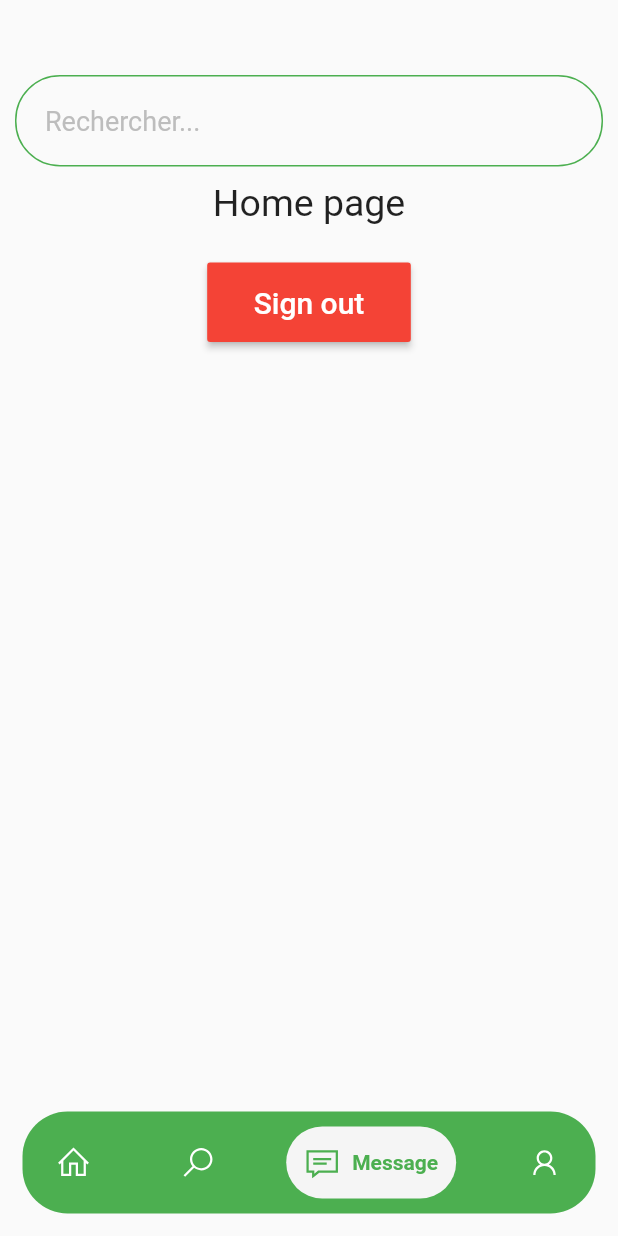
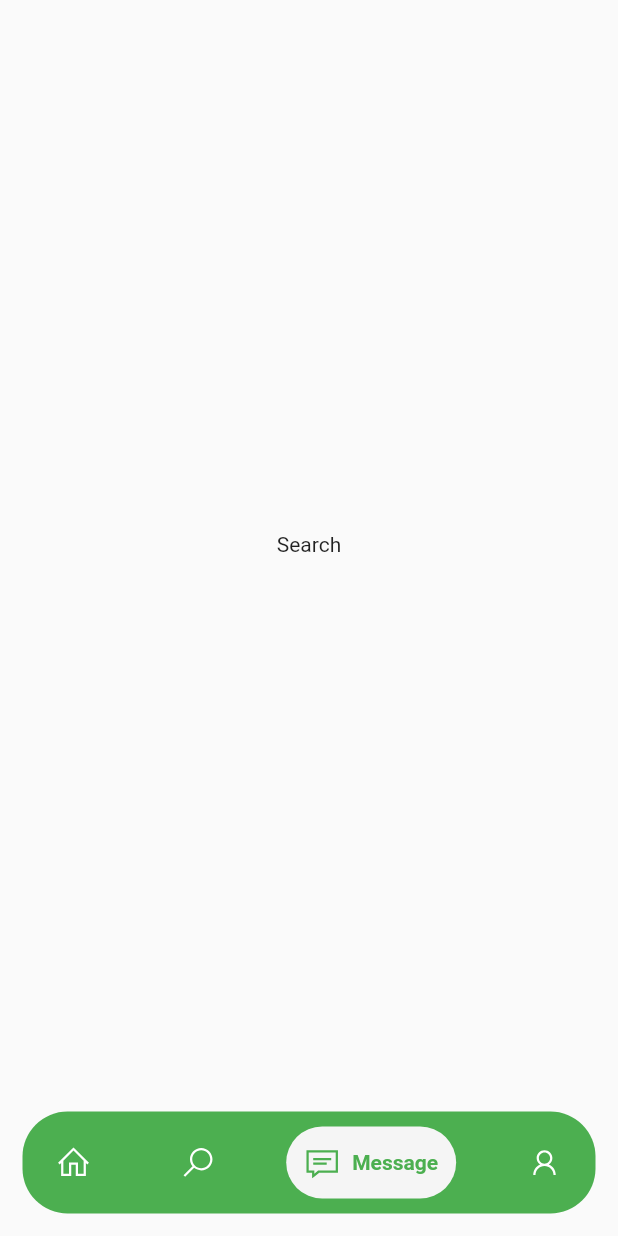
Before and after one commit to devsourcenathan/health_care, a Flutter app: the HomePage screen opened directly, item 3 of the bottom bar chosen, on a phone screen of 412 x 824 dp. Run offline on Flutter 3.47's test engine with Material 2 defaults, Android fonts, the phone set to English and light mode, and no system bars; drawn by our look-alikes of google_nav_bar; our stand-ins replace cloud_firestore, firebase_auth, firebase_core, line_icons, shared_preferences, smooth_page_indicator; accounts and stored records are empty.

Commit message:
update navigation system

```diff
--- a/lib/screens/home/home_page.dart
+++ b/lib/screens/home/home_page.dart
@@ -2,6 +2,8 @@ import 'package:firebase_auth/firebase_auth.dart';
 import 'package:flutter/material.dart';
 import 'package:google_nav_bar/google_nav_bar.dart';
 import 'package:line_icons/line_icons.dart';
+import 'package:medical_project/screens/profile/profile_screen.dart';
+import 'package:medical_project/screens/search/search_screen.dart';
 import 'package:medical_project/utils/color.dart';
 import 'package:medical_project/widgets/my_bottom_navigation_bar.dart';
 import 'package:medical_project/widgets/my_search_bar.dart';
@@ -15,45 +17,31 @@ class HomePage extends StatefulWidget {
 
 class _HomePageState extends State<HomePage> {
   final searchController = TextEditingController();
+  int _selectedIndex = 0;
+
+  static const List<Widget> _widgetOptions = <Widget>[
+    Text(
+      'Home',
+    ),
+    SearchScreen(),
+    Text(
+      'Search',
+    ),
+    ProfileScreen()
+  ];
 
   @override
   Widget build(BuildContext context) {
+    void onTap(index) {
+      setState(() {
+        _selectedIndex = index;
+      });
+    }
+
     return Scaffold(
-      bottomNavigationBar: const MyBottomNavigationBar(),
-      body: Center(
-        child: Column(
-          children: [
-            Column(
-              children: [
-                SearchBar(searchController: searchController),
-              ],
-            ),
-            const Text(
-              'Home page',
-              style: TextStyle(fontSize: 25),
-            ),
-            const SizedBox(
-              height: 25,
-            ),
-            MaterialButton(
-              onPressed: () {
-                FirebaseAuth.instance.signOut();
-              },
-              color: primary_red,
-              child: const Padding(
-                padding: EdgeInsets.all(15.0),
-                child: Text(
-                  'Sign out',
-                  style: TextStyle(
-                    color: Colors.white,
-                    fontSize: 20,
-                  ),
-                ),
-              ),
-            )
-          ],
-        ),
-      ),
+      bottomNavigationBar:
+          MyBottomNavigationBar(onTap: onTap, selectedIndex: _selectedIndex),
+      body: Center(child: _widgetOptions.elementAt(_selectedIndex)),
     );
   }
 }
--- a/lib/widgets/my_bottom_navigation_bar.dart
+++ b/lib/widgets/my_bottom_navigation_bar.dart
@@ -6,22 +6,16 @@ import 'package:medical_project/utils/color.dart';
 import 'package:medical_project/utils/text.dart';
 
 class MyBottomNavigationBar extends StatefulWidget {
-  // final Function onTap;
-  const MyBottomNavigationBar({super.key});
+  final Function onTap;
+  final int selectedIndex;
+  const MyBottomNavigationBar(
+      {super.key, required this.onTap, required this.selectedIndex});
 
   @override
   State<MyBottomNavigationBar> createState() => _MyBottomNavigationBar();
 }
 
 class _MyBottomNavigationBar extends State<MyBottomNavigationBar> {
-  int _selectedIndex = 0;
-
-  void onTap(index) {
-    setState(() {
-      _selectedIndex = index;
-    });
-  }
-
   @override
   Widget build(BuildContext context) {
     return Container(
@@ -45,34 +39,34 @@ class _MyBottomNavigationBar extends State<MyBottomNavigationBar> {
             duration: const Duration(milliseconds: 500),
             tabBackgroundColor: Colors.grey[100]!,
             color: Colors.white,
-            tabs: [
-              const GButton(
+            tabs: const [
+              GButton(
                 icon: LineIcons.home,
                 text: home,
               ),
-              const GButton(
+              GButton(
                 icon: LineIcons.search,
                 text: search,
               ),
-              const GButton(
+              GButton(
                 icon: LineIcons.sms,
                 text: chat,
               ),
               GButton(
                 icon: LineIcons.user,
                 text: profile,
-                onPressed: () {
-                  Navigator.of(context).push(
-                    MaterialPageRoute(
-                      builder: (context) => const ProfileScreen(),
-                    ),
-                  );
-                },
+                // onPressed: () {
+                //   Navigator.of(context).push(
+                //     MaterialPageRoute(
+                //       builder: (context) => const ProfileScreen(),
+                //     ),
+                //   );
+                // },
               ),
             ],
-            selectedIndex: _selectedIndex,
+            selectedIndex: widget.selectedIndex,
             onTabChange: (index) {
-              onTap(index);
+              widget.onTap(index);
             },
           ),
         ),
--- a/lib/widgets/my_item_list.dart
+++ b/lib/widgets/my_item_list.dart
@@ -24,7 +24,7 @@ class ProfileItem extends StatelessWidget {
         margin: const EdgeInsets.symmetric(vertical: 8),
         padding: const EdgeInsets.symmetric(horizontal: 18),
         decoration: BoxDecoration(
-          color: Colors.green[400],
+          color: primary,
           border: Border.all(color: primary, width: 2),
           borderRadius: BorderRadius.circular(30),
         ),
--- a/lib/widgets/my_search_bar.dart
+++ b/lib/widgets/my_search_bar.dart
@@ -25,6 +25,7 @@ class SearchBar extends StatelessWidget {
           ),
           enabledBorder: const OutlineInputBorder(
             borderSide: BorderSide(
+              width: 2,
               color: primary,
             ),
             borderRadius: BorderRadius.all(
--- a/pubspec.yaml
+++ b/pubspec.yaml
@@ -71,6 +71,7 @@ flutter:
   assets:
     - lib/images/svg/
     - lib/images/logos/
+    - lib/images/profile/
   #   - images/a_dot_ham.jpeg
 
   # An image asset can refer to one or more resolution-specific "variants", see
```
Also changed, not shown: lib/screens/profile/profile_screen.dart (+36 -20 lines), lib/screens/search/search_screen.dart (added, +20 -0 lines), 1 other file.
